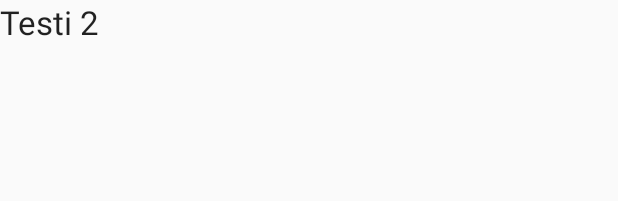
After one commit to hti-group4/PECS2life, an Android app: the layout tab_fragment2.xml on its own in the app's theme, with its tools: preview values and no code run, on a phone screen of 412 x 824 dp. The commit adds this screen. Shown: the top 201 px of the screen. Run offline under Robolectric (Android 15) with nearby library versions, the phone set to English and light mode, and no system bars.

Commit message:
1: Added (+ modified) tab fragment files from TabExperiment sample to make implementing the tab functionality easier. 2: Removed comments about floatingActionButton

```diff
--- /dev/null
+++ b/PECS2lifeAndroid/app/src/main/res/layout/tab_fragment2.xml
@@ -0,0 +1,29 @@
+<!--
+  ~ Copyright (C) 2018 Google Inc.
+  ~
+  ~ Licensed under the Apache License, Version 2.0 (the "License");
+  ~ you may not use this file except in compliance with the License.
+  ~ You may obtain a copy of the License at
+  ~
+  ~     http://www.apache.org/licenses/LICENSE-2.0
+  ~
+  ~ Unless required by applicable law or agreed to in writing, software
+  ~ distributed under the License is distributed on an "AS IS" BASIS,
+  ~ WITHOUT WARRANTIES OR CONDITIONS OF ANY KIND, either express or implied.
+  ~ See the License for the specific language governing permissions and
+  ~ limitations under the License.
+  -->
+
+<RelativeLayout xmlns:android="http://schemas.android.com/apk/res/android"
+    xmlns:tools="http://schemas.android.com/tools"
+    android:layout_width="match_parent"
+    android:layout_height="match_parent"
+    tools:context="io.github.htigroup4.pecs2life.TabFragment2">
+
+    <TextView
+        android:layout_width="wrap_content"
+        android:layout_height="wrap_content"
+        android:text="Testi 2"
+        android:textAppearance="?android:attr/textAppearanceLarge"/>
+
+</RelativeLayout>
```
Also changed, not shown: PECS2lifeAndroid/app/src/main/java/io/github/htigroup4/pecs2life/MainActivity.java (+1 -10 lines), PECS2lifeAndroid/app/src/main/java/io/github/htigroup4/pecs2life/PagerAdapter.java (added, +56 -0 lines), PECS2lifeAndroid/app/src/main/java/io/github/htigroup4/pecs2life/TabFragment1.java (added, +43 -0 lines), PECS2lifeAndroid/app/src/main/java/io/github/htigroup4/pecs2life/TabFragment2.java (added, +45 -0 lines), PECS2lifeAndroid/app/src/main/java/io/github/htigroup4/pecs2life/TabFragment3.java (added, +44 -0 lines), PECS2lifeAndroid/app/src/main/res/layout/activity_main.xml (+0 -8 lines), PECS2lifeAndroid/app/src/main/res/layout/tab_fragment1.xml (added, +29 -0 lines), PECS2lifeAndroid/app/src/main/res/layout/tab_fragment3.xml (added, +29 -0 lines).
